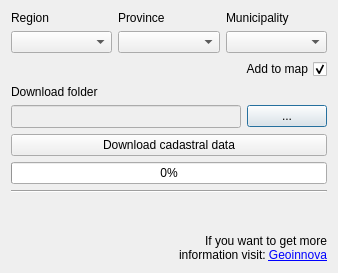
This is Italy_Inspire_Cadastre_Downloader_dialog_base.ui in geoinnova/italy_inspire_cadastre_downloader as Qt 5 draws it before an edit. The edited form follows.
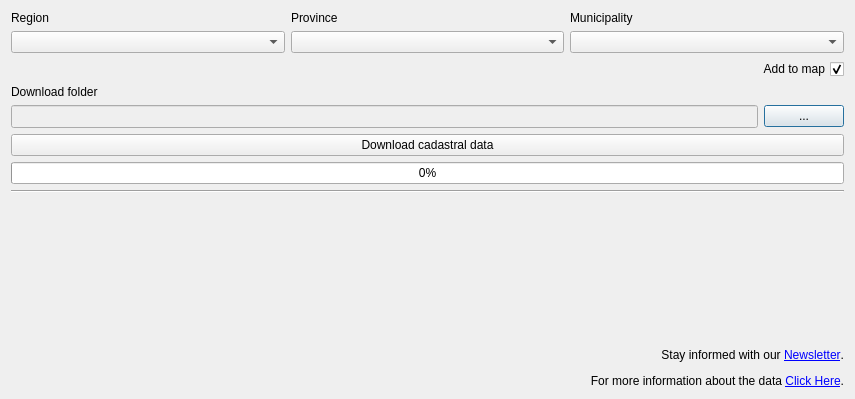
This is the edited form.

Commit message: Clean and add newsletter link

The edit to the form file:
```diff
--- a/Italy_Inspire_Cadastre_Downloader_dialog_base.ui
+++ b/Italy_Inspire_Cadastre_Downloader_dialog_base.ui
@@ -6,8 +6,8 @@
    <rect>
     <x>0</x>
     <y>0</y>
-    <width>338</width>
-    <height>273</height>
+    <width>855</width>
+    <height>399</height>
    </rect>
   </property>
   <property name="windowTitle">
@@ -253,7 +253,8 @@
         <enum>Qt::LeftToRight</enum>
        </property>
        <property name="text">
-        <string>&lt;html&gt;&lt;head/&gt;&lt;body&gt;&lt;p&gt;If you want to get more information visit: &lt;a href=&quot;https://geoinnova.org/&quot;&gt;&lt;span style=&quot; text-decoration: underline; color:#0000ff;&quot;&gt;Geoinnova&lt;/span&gt;&lt;/a&gt;&lt;/p&gt;&lt;/body&gt;&lt;/html&gt;</string>
+        <string>&lt;html&gt;&lt;head/&gt;&lt;body&gt;&lt;p&gt;Stay informed with our &lt;a href=&quot;https://geoinnova.it/rimani-aggiornato-con-la-nostra-newsletter/&quot;&gt;&lt;span style=&quot; text-decoration: underline; color:#0000ff;&quot;&gt;Newsletter&lt;/span&gt;&lt;/a&gt;.&lt;/p&gt;&lt;p&gt;For more information about the data &lt;a href=&quot;https://iicd.geoinnova.it/info&quot;&gt;&lt;span style=&quot; text-decoration: underline; color:#0000ff;&quot;&gt;Click Here&lt;/span&gt;&lt;/a&gt;.&lt;/p&gt;
+&lt;/body&gt;&lt;/html&gt;</string>
        </property>
        <property name="alignment">
         <set>Qt::AlignBottom|Qt::AlignRight|Qt::AlignTrailing</set>
```
The commit also changes 37 other files.
